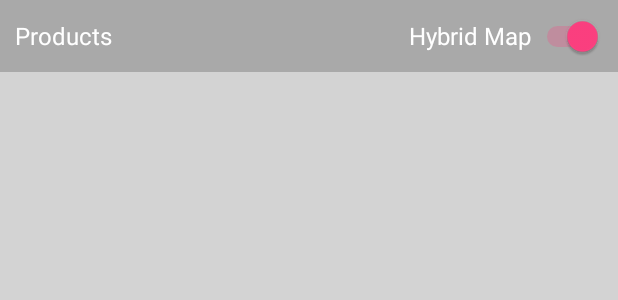
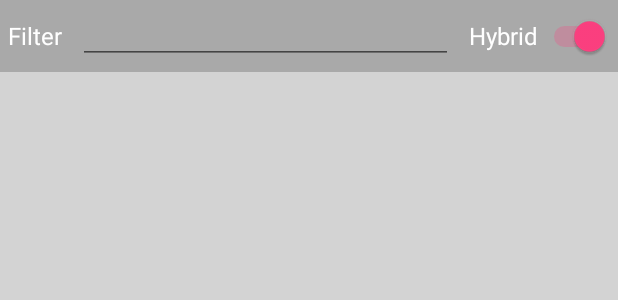
Before and after one commit to eonopchenko/easy-buy, an Android app: the layout fragment_map.xml on its own in the app's theme, with its tools: preview values and no code run, on a phone screen of 412 x 824 dp. Shown: the top 300 px of the screen. Run offline under Robolectric (Android 15) with nearby library versions, the phone set to English and light mode, and no system bars; plain views replace SlidingUpPanelLayout.

Commit message:
+Added filter text edit

```diff
--- a/app/src/main/res/layout/fragment_map.xml
+++ b/app/src/main/res/layout/fragment_map.xml
@@ -79,28 +79,50 @@
                 android:layout_width="match_parent"
                 android:layout_height="48dp"
                 android:background="@color/colorDarkgraySVG"
-                android:orientation="horizontal">
+                android:orientation="horizontal"
+                android:descendantFocusability="beforeDescendants"
+                android:focusableInTouchMode="true">
 
                 <TextView
-                    android:id="@+id/text_products"
+                    android:id="@+id/text_filter"
+                    android:layout_width="wrap_content"
+                    android:layout_height="match_parent"
+                    android:gravity="top|bottom|left"
+                    android:layout_marginLeft="5dp"
+                    android:layout_marginStart="5dp"
+                    android:layout_marginRight="5dp"
+                    android:layout_marginEnd="5dp"
+                    android:layout_marginTop="5dp"
+                    android:layout_marginBottom="5dp"
+                    android:text="@string/filter"
+                    android:textColor="@android:color/white"
+                    android:textSize="16sp" />
+
+                <EditText
+                    android:id="@+id/edit_filter"
                     android:layout_width="wrap_content"
                     android:layout_height="match_parent"
                     android:layout_weight="1"
-                    android:gravity="center_vertical|start"
-                    android:paddingStart="10dp"
-                    android:paddingEnd="10dp"
-                    android:text="@string/products"
-                    android:textColor="@android:color/white"
-                    android:textSize="16sp" />
+                    android:layout_marginLeft="5dp"
+                    android:layout_marginStart="5dp"
+                    android:layout_marginRight="5dp"
+                    android:layout_marginEnd="5dp"
+                    android:layout_marginTop="5dp"
+                    android:layout_marginBottom="5dp"
+                    android:text=""
+                    android:cursorVisible="false" />
 
                 <Switch
                     android:id="@+id/switch_map_style"
                     android:layout_width="wrap_content"
                     android:layout_height="match_parent"
-                    android:gravity="center_vertical|end"
-                    android:paddingLeft="10dp"
-                    android:paddingRight="10dp"
-                    android:text="Hybrid Map"
+                    android:layout_marginLeft="5dp"
+                    android:layout_marginStart="5dp"
+                    android:layout_marginRight="5dp"
+                    android:layout_marginEnd="5dp"
+                    android:layout_marginTop="5dp"
+                    android:layout_marginBottom="5dp"
+                    android:text="@string/hybrid"
                     android:textColor="@android:color/white"
                     android:textSize="16sp"
                     android:checked="true"/>
--- a/app/src/main/res/values/strings.xml
+++ b/app/src/main/res/values/strings.xml
@@ -1,6 +1,7 @@
 <resources>
     <string name="app_name">Easy Buy</string>
-    <string name="products">Products</string>
+    <string name="filter">Filter</string>
+    <string name="hybrid">Hybrid</string>
     <string name="ok">OK</string>
     <string name="permission_camera_rationale">Access to the camera is needed for detection</string>
     <string name="no_camera_permission">This application cannot run because it does not have the camera permission.  The application will now exit.</string>
```
Also changed, not shown: app/src/main/java/nz/ac/unitec/easybuy/MapFragment.java (+25 -2 lines), app/src/main/java/nz/ac/unitec/easybuy/ProductItem.java (+13 -0 lines), app/src/main/java/nz/ac/unitec/easybuy/ProductItemAdapter.java (+31 -2 lines), app/src/main/java/nz/ac/unitec/easybuy/ProductListItem.java (+13 -1 lines), app/src/main/res/layout/row_product_list.xml (+22 -2 lines).
